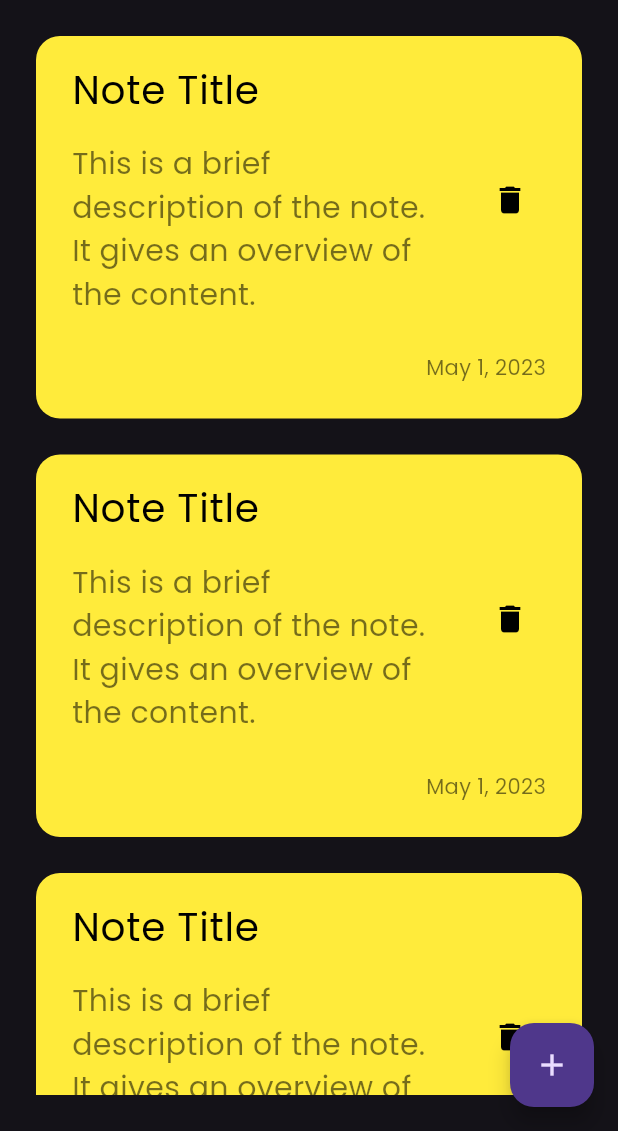
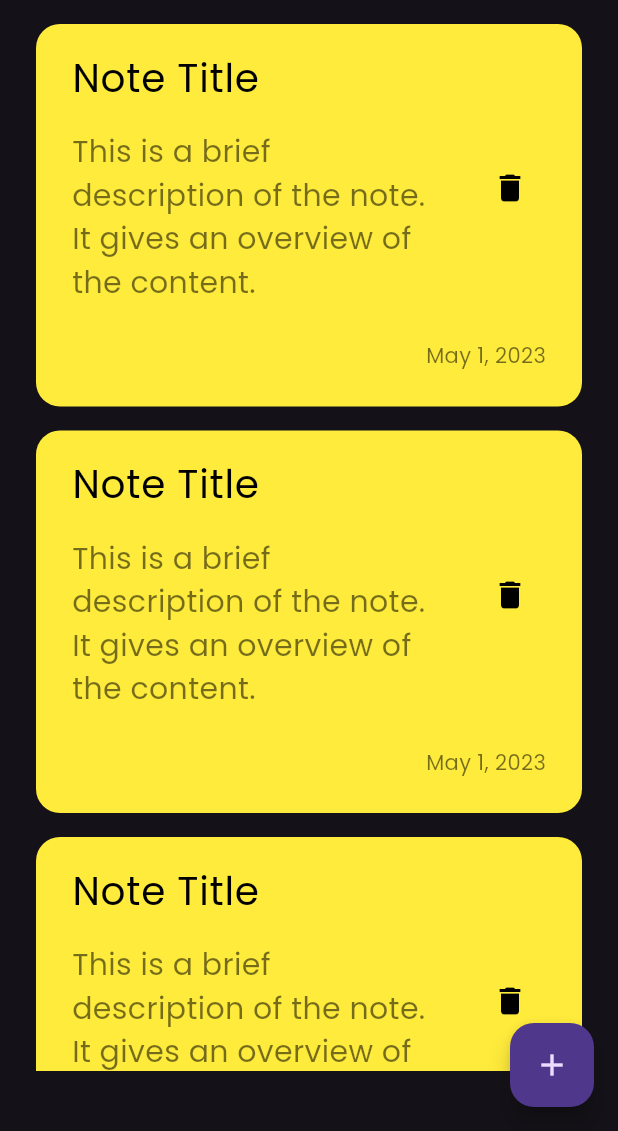
Before and after one commit to SamuelKamal13/notes-app, a Flutter app: the screen it shows after launch, on a phone screen of 412 x 824 dp, the part 105-1236 px from its top. Run offline on Flutter 3.47's test engine with Material 3 defaults, Android fonts, the phone set to English and light mode, and no system bars.

Commit message:
modifing the padding

```diff
--- a/lib/widgets/note_item_wdget.dart
+++ b/lib/widgets/note_item_wdget.dart
@@ -6,7 +6,7 @@ class NotesCard extends StatelessWidget {
   @override
   Widget build(BuildContext context) {
     return Padding(
-      padding: const EdgeInsets.only(top: 24),
+      padding: const EdgeInsets.only(bottom: 16),
       child: Container(
         padding: const EdgeInsets.only(left: 24, right: 24, top: 8, bottom: 24),
         decoration: BoxDecoration(
--- a/lib/widgets/notes_view_list.dart
+++ b/lib/widgets/notes_view_list.dart
@@ -6,11 +6,15 @@ class NotesListView extends StatelessWidget {
 
   @override
   Widget build(BuildContext context) {
-    return ListView.builder(
-      itemCount: 10,
-      itemBuilder: (context, index) {
-        return NotesCard();
-      },
+    return Padding(
+      padding: const EdgeInsets.symmetric(vertical: 16),
+      child: ListView.builder(
+        padding: const EdgeInsets.only(top: 0),
+        itemCount: 10,
+        itemBuilder: (context, index) {
+          return NotesCard();
+        },
+      ),
     );
   }
 }
```
